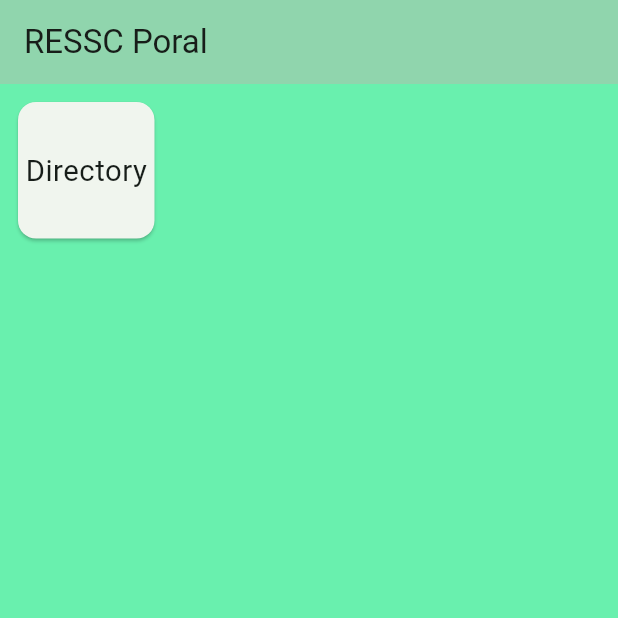
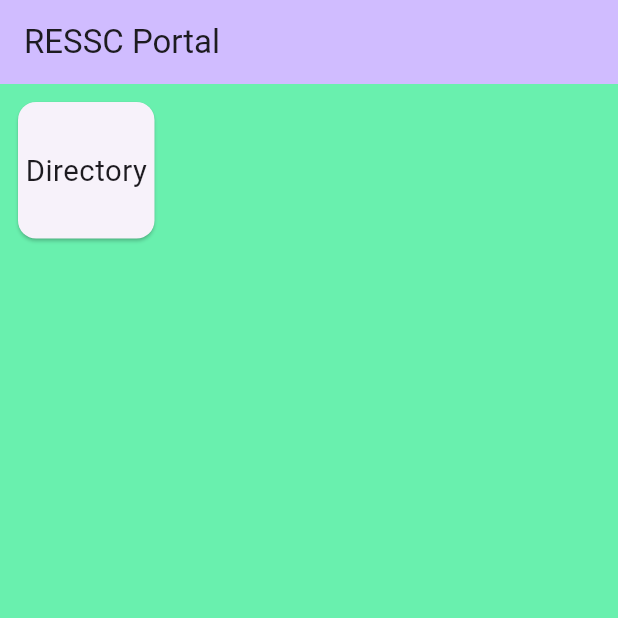
Before and after one commit to ranvillerosh/ressc_profiler, a Flutter app: the screen it shows once a user with an empty profile is signed in, on a phone screen of 412 x 824 dp, the top half of it. Run offline on Flutter 3.47's test engine with Material 3 defaults, Android fonts, the phone set to English and light mode, and no system bars; our stand-ins replace auto_size_text, cloud_firestore, firebase_auth, firebase_core, firebase_storage, transparent_image; accounts and stored records are empty.

Commit message:
chooser, main, directory, trainee, trainee_profile

```diff
--- a/lib/Data/trainee.dart
+++ b/lib/Data/trainee.dart
@@ -18,6 +18,6 @@ class Trainee {
   Trainee(this.nameFirst, this.nameMiddle, this.nameLast, this.birthdate, this.contactNumber1, this.contactNumber2, this.emailPersonal, this.emailOfficial, this.profilePicture, this.trainings);
 
   void showProfile(BuildContext context){
-    Navigator.of(context).push(MaterialPageRoute(builder: (context) => TraineeProfile(this)));
+    Navigator.push(context, MaterialPageRoute(builder: (context) => TraineeProfile(trainee: this,)));
   }
 }
--- a/lib/chooser.dart
+++ b/lib/chooser.dart
@@ -1,31 +1,16 @@
 import 'package:flutter/material.dart';
 import 'Data/system.dart';
 
-class Chooser extends StatelessWidget{
-  const Chooser({Key? key}) : super(key: key);
+class Chooser extends StatefulWidget {
+  const Chooser({super.key, required this.title});
+
+  final String title;
 
   @override
-  Widget build(BuildContext context) {
-    return MaterialApp(
-      title: 'RESSC Portal',
-      theme: ThemeData(
-        colorScheme: ColorScheme.fromSeed(seedColor: Colors.greenAccent),
-        useMaterial3: true
-      ),
-      home: const RESSCPortal(),
-    );
-  }
+  State<Chooser> createState() => _Chooser();
 }
 
-class RESSCPortal extends StatefulWidget {
-  const RESSCPortal({Key? key}) : super(key: key);
-
-
-  @override
-  State<RESSCPortal> createState() => _RESSCPortal();
-}
-
-class _RESSCPortal extends State<RESSCPortal> {
+class _Chooser extends State<Chooser> {
 
   @override
   Widget build(BuildContext context) {
@@ -38,7 +23,7 @@ class _RESSCPortal extends State<RESSCPortal> {
       return Scaffold(
         appBar: AppBar(
           backgroundColor: Theme.of(context).colorScheme.inversePrimary,
-          title: Text("RESSC Poral"),
+          title: Text(widget.title),
         ),
         body: Center(
           child: Container(
@@ -56,7 +41,7 @@ class _RESSCPortal extends State<RESSCPortal> {
                     childAspectRatio: 1.0,
                   ),
                   itemCount: systemList.length,
-                  itemBuilder: (context, index) {
+                  itemBuilder: (BuildContext, index) {
                     return Card(
                       clipBehavior: Clip.hardEdge,
                       child: InkWell(
@@ -71,6 +56,8 @@ class _RESSCPortal extends State<RESSCPortal> {
                               fit: BoxFit.fitWidth,
                               child: Text(
                                 systemList[index].systemName,
+                                // style: TextStyle(
+                                //   fontSize: MediaQuery.of(context).size.height/35
                               ),
                             ),
                           )
@@ -85,13 +72,14 @@ class _RESSCPortal extends State<RESSCPortal> {
       return Scaffold(
         appBar: AppBar(
           backgroundColor: Theme.of(context).colorScheme.inversePrimary,
-          title: Text("RESSC Poral"),
+          title: Text(widget.title),
         ),
         body: Center(
           child: Container(
             padding: const EdgeInsets.all(8.0),
             alignment: Alignment.center,
             decoration: const BoxDecoration(
+              // borderRadius: BorderRadius.all(Radius.circular(20)),
               color: Colors.greenAccent,
             ),
             child: GridView.builder(
@@ -100,7 +88,7 @@ class _RESSCPortal extends State<RESSCPortal> {
                   childAspectRatio: 1.0,
                 ),
                 itemCount: systemList.length,
-                itemBuilder: (context, index) {
+                itemBuilder: (BuildContext, index) {
                   return Card(
                     clipBehavior: Clip.hardEdge,
                     child: InkWell(
@@ -110,11 +98,13 @@ class _RESSCPortal extends State<RESSCPortal> {
                           debugPrint('Card tapped.');
                         },
                         child: Padding(
-                          padding: const EdgeInsets.all(5.0),
+                          padding: EdgeInsets.all(5.0),
                           child: FittedBox(
                             fit: BoxFit.fitWidth,
                             child: Text(
                               systemList[index].systemName,
+                              // style: TextStyle(
+                              //   fontSize: MediaQuery.of(context).size.height/35
                             ),
                           ),
                         )
@@ -125,5 +115,7 @@ class _RESSCPortal extends State<RESSCPortal> {
         ),
       );
     }
+
+
   }
 }
--- a/lib/directory.dart
+++ b/lib/directory.dart
@@ -1,6 +1,5 @@
 import 'package:auto_size_text/auto_size_text.dart';
 import 'package:flutter/material.dart';
-import 'package:ressc_profiler/trainee_profile.dart';
 import 'package:transparent_image/transparent_image.dart';
 import 'Data/trainee.dart';
 import 'Data/training.dart';
@@ -24,7 +23,6 @@ class _RESSCDirectory extends State<RESSCDirectory> with TickerProviderStateMixi
 
   @override
   Widget build(BuildContext context) {
-
     List<Trainee> traineeList = [];
     var sampleTraineeData = Trainee("nameFirst","nameMiddle", "nameLast", DateTime.now(), "contactNumber1", "contactNumber2", "emailPersonal", "emailOfficial", "https://firebasestorage.googleapis.com/v0/b/doh-chd-car-portal-app.appspot.com/o/Placeholders%2FprofilePicturePlaceHolder.jpg?alt=media&token=7344d9d2-156d-4fde-88eb-d1253f8b14e2", Training());
     traineeList.add(sampleTraineeData);
--- a/lib/main.dart
+++ b/lib/main.dart
@@ -18,15 +18,19 @@
       .authStateChanges()
       .listen((User? user) {
     if (user == null) {
-      runApp(const MyApp());
+      runApp(const Login());
     } else {
-      runApp(Chooser());
+      runApp(
+        MaterialApp(
+            home: Chooser(title: "RESSC Portal")
+        )
+      );
     }
   });
 }
 
-class MyApp extends StatelessWidget {
-  const MyApp({super.key});
+class Login extends StatelessWidget {
+  const Login({super.key});
 
   // This widget is the root of your application.
   @override
@@ -51,15 +55,12 @@
   State<MyHomePage> createState() => _MyHomePageState();
 }
 
-
 class _MyHomePageState extends State<MyHomePage> {
   bool _passwordVisibility = false;
-
   @override
   Widget build(BuildContext context) {
     String? userEmail;
     String? userPassword;
-
     return Scaffold(
       appBar: AppBar(
         backgroundColor: Theme.of(context).colorScheme.inversePrimary,
@@ -133,7 +134,7 @@
                   Expanded(
                       flex: 5,
                       child: FilledButton(
-                        onPressed: () { _showMyDialog(); },
+                        onPressed: () { _requestAccountDialog(); },
                         child: const Text("Sign Up!"))
                   ),
                   const Padding(padding: EdgeInsets.all(5)),
@@ -169,7 +170,7 @@
       )
     );
     }
-  Future<void> _showMyDialog() async {
+  Future<void> _requestAccountDialog() async {
     return showDialog<void>(
       context: context,
       barrierDismissible: false, // user must tap button!
@@ -198,7 +199,7 @@
   }
 
   void _navigateToChooser(BuildContext context) {
-    Navigator.of(context).push(MaterialPageRoute(builder: (context) => Chooser()));
+    Navigator.push(context, MaterialPageRoute(builder: (context) => const Chooser(title: "RESSC Portal")));
   }
 
   void _loginToast(BuildContext context) {
```
Also changed, not shown: lib/trainee_profile.dart (+23 -33 lines), 1 other file.
